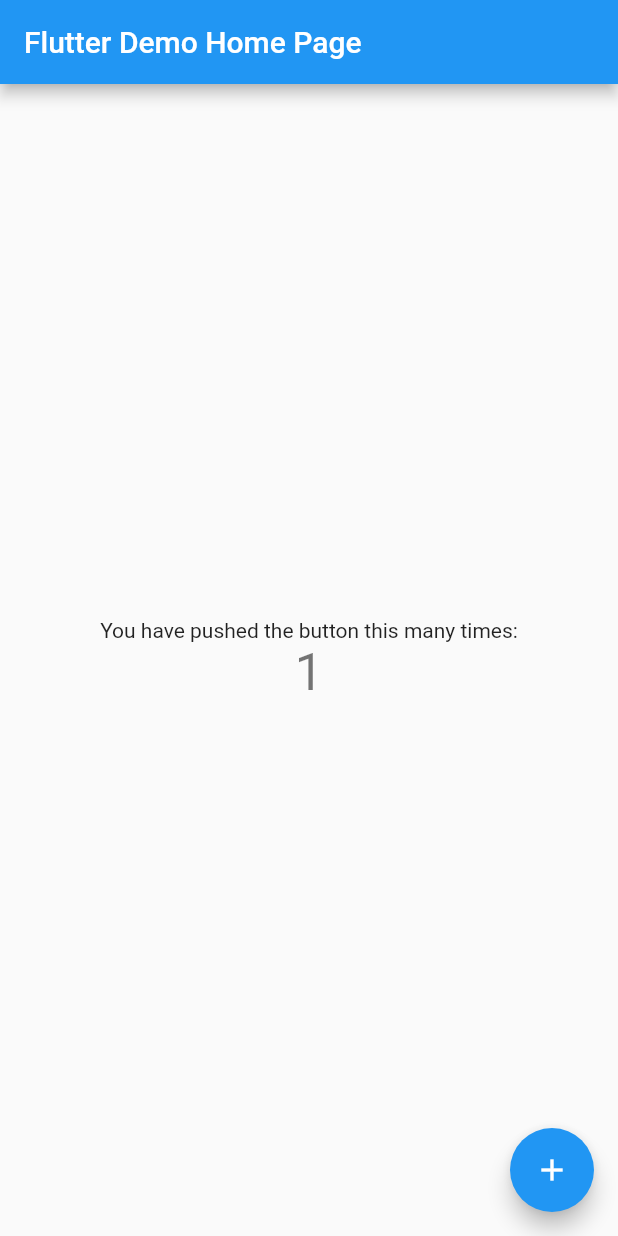
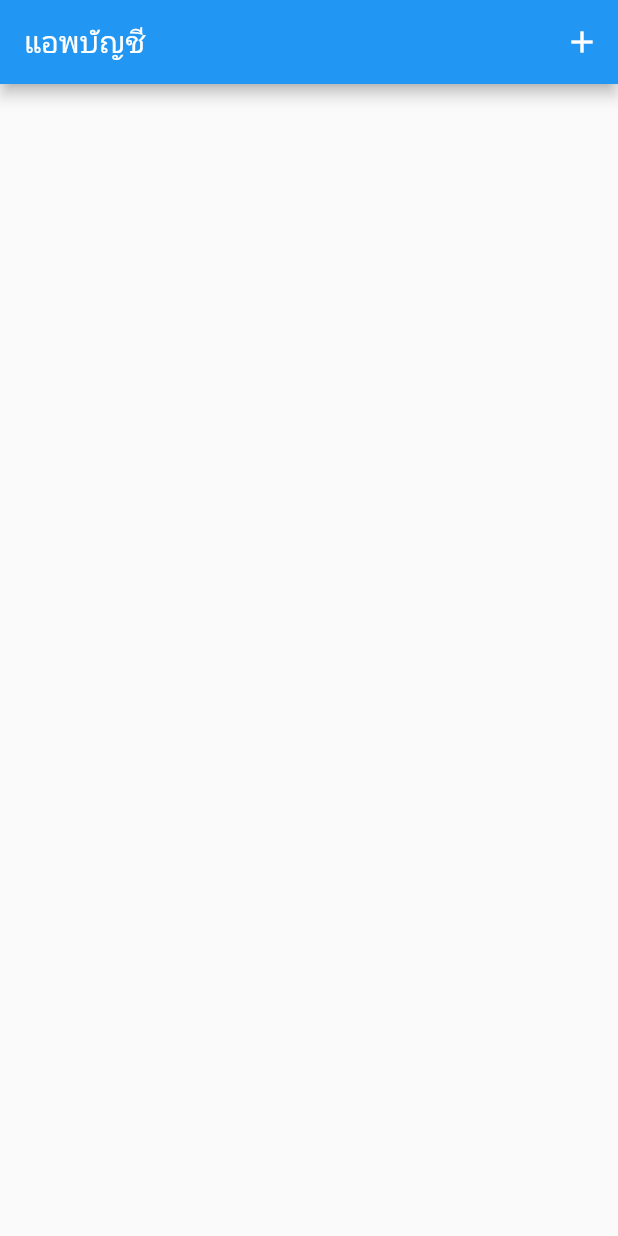
Before and after one commit to joiddev/Work5_Flutter-Database, a Flutter app: the MyHomePage screen opened directly, after a tap on the "add" icon, on a phone screen of 412 x 824 dp. Run offline on Flutter 3.47's test engine with Material 2 defaults, Android fonts, the phone set to English and light mode, and no system bars.

Commit message:
Icon Appbar

```diff
--- a/lib/main.dart
+++ b/lib/main.dart
@@ -1,3 +1,5 @@
+
+
 import 'package:flutter/material.dart';
 
 void main() {
@@ -13,18 +15,9 @@
     return MaterialApp(
       title: 'Flutter Demo',
       theme: ThemeData(
-        // This is the theme of your application.
-        //
-        // Try running your application with "flutter run". You'll see the
-        // application has a blue toolbar. Then, without quitting the app, try
-        // changing the primarySwatch below to Colors.green and then invoke
-        // "hot reload" (press "r" in the console where you ran "flutter run",
-        // or simply save your changes to "hot reload" in a Flutter IDE).
-        // Notice that the counter didn't reset back to zero; the application
-        // is not restarted.
         primarySwatch: Colors.blue,
       ),
-      home: const MyHomePage(title: 'Flutter Demo Home Page'),
+      home: const MyHomePage(title: 'แอพบัญชี'),
     );
   }
 }
@@ -32,14 +25,6 @@
 class MyHomePage extends StatefulWidget {
   const MyHomePage({super.key, required this.title});
 
-  // This widget is the home page of your application. It is stateful, meaning
-  // that it has a State object (defined below) that contains fields that affect
-  // how it looks.
-
-  // This class is the configuration for the state. It holds the values (in this
-  // case the title) provided by the parent (in this case the App widget) and
-  // used by the build method of the State. Fields in a Widget subclass are
-  // always marked "final".
 
   final String title;
 
@@ -48,68 +33,22 @@
 }
 
 class _MyHomePageState extends State<MyHomePage> {
-  int _counter = 0;
 
-  void _incrementCounter() {
-    setState(() {
-      // This call to setState tells the Flutter framework that something has
-      // changed in this State, which causes it to rerun the build method below
-      // so that the display can reflect the updated values. If we changed
-      // _counter without calling setState(), then the build method would not be
-      // called again, and so nothing would appear to happen.
-      _counter++;
-    });
-  }
 
   @override
   Widget build(BuildContext context) {
-    // This method is rerun every time setState is called, for instance as done
-    // by the _incrementCounter method above.
-    //
-    // The Flutter framework has been optimized to make rerunning build methods
-    // fast, so that you can just rebuild anything that needs updating rather
-    // than having to individually change instances of widgets.
     return Scaffold(
       appBar: AppBar(
-        // Here we take the value from the MyHomePage object that was created by
-        // the App.build method, and use it to set our appbar title.
+
         title: Text(widget.title),
+        actions: [
+          IconButton(onPressed: (){
+
+          },
+          icon: Icon(Icons.add))
+        ],
       ),
-      body: Center(
-        // Center is a layout widget. It takes a single child and positions it
-        // in the middle of the parent.
-        child: Column(
-          // Column is also a layout widget. It takes a list of children and
-          // arranges them vertically. By default, it sizes itself to fit its
-          // children horizontally, and tries to be as tall as its parent.
-          //
-          // Invoke "debug painting" (press "p" in the console, choose the
-          // "Toggle Debug Paint" action from the Flutter Inspector in Android
-          // Studio, or the "Toggle Debug Paint" command in Visual Studio Code)
-          // to see the wireframe for each widget.
-          //
-          // Column has various properties to control how it sizes itself and
-          // how it positions its children. Here we use mainAxisAlignment to
-          // center the children vertically; the main axis here is the vertical
-          // axis because Columns are vertical (the cross axis would be
-          // horizontal).
-          mainAxisAlignment: MainAxisAlignment.center,
-          children: <Widget>[
-            const Text(
-              'You have pushed the button this many times:',
-            ),
-            Text(
-              '$_counter',
-              style: Theme.of(context).textTheme.headline4,
-            ),
-          ],
-        ),
-      ),
-      floatingActionButton: FloatingActionButton(
-        onPressed: _incrementCounter,
-        tooltip: 'Increment',
-        child: const Icon(Icons.add),
-      ), // This trailing comma makes auto-formatting nicer for build methods.
+      body: Container()
     );
   }
 }
```
